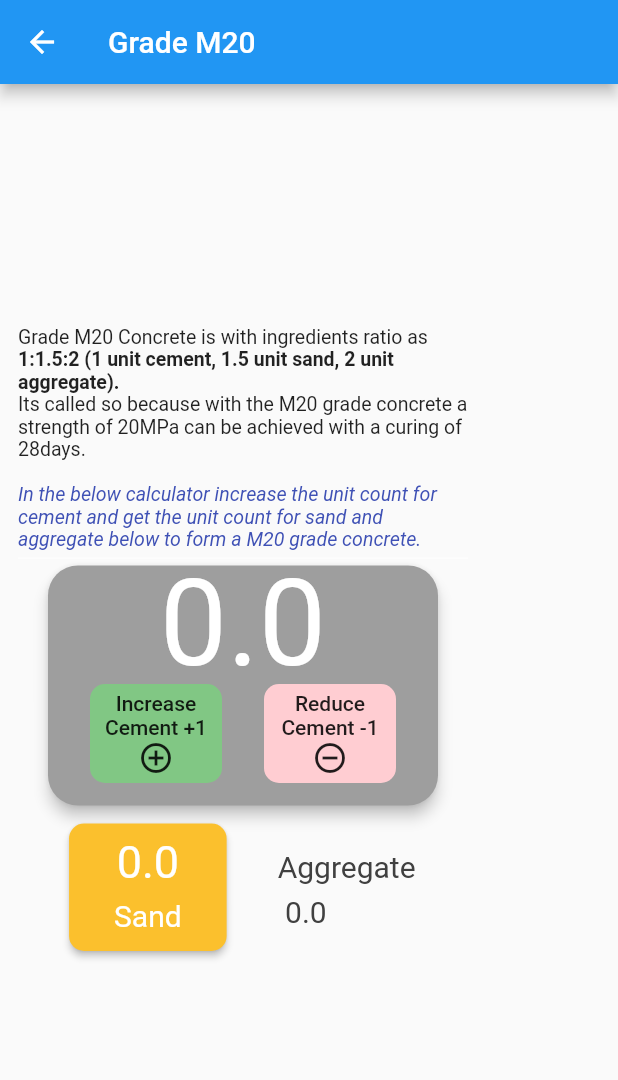
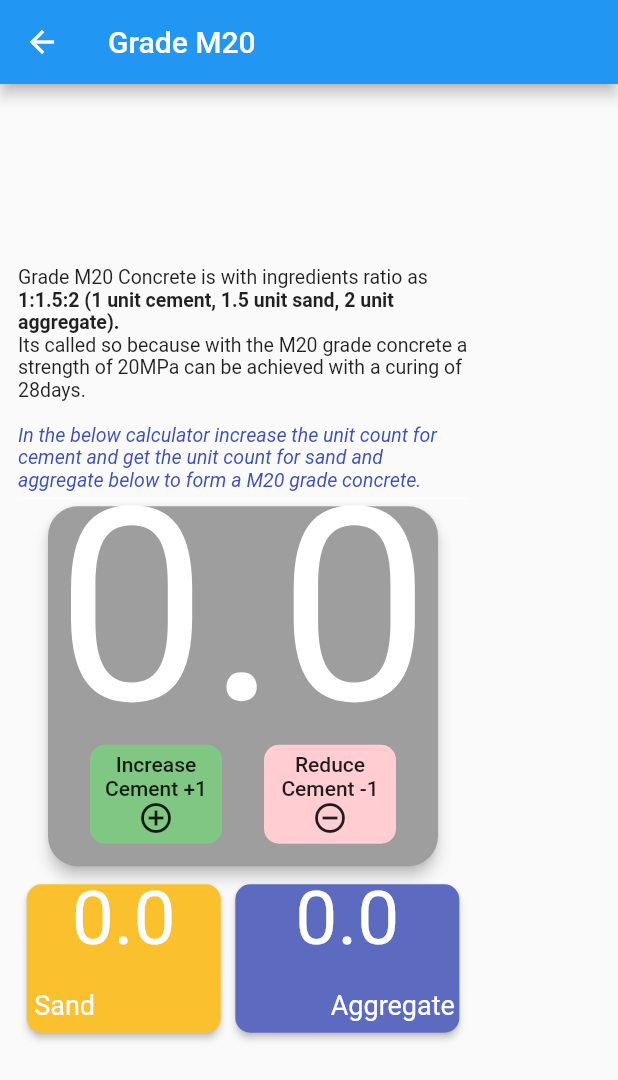
Before and after one commit to mechbullgt/mrconcrete, a Flutter app: the Gradem20 screen opened by its route, on a phone screen of 412 x 824 dp. Shown: the top 1080 px of the screen. Run offline on Flutter 3.47's test engine with Material 2 defaults, Android fonts, the phone set to English and light mode, and no system bars; our stand-ins replace fluttertoast.

```diff
--- a/lib/screens/gradem20.dart
+++ b/lib/screens/gradem20.dart
@@ -196,7 +196,7 @@ class _GradeState extends State<Gradem20> {
     Container firstContainer = new Container(
       padding: const EdgeInsets.fromLTRB(0, 0, 0, 0),
       child: new Text('$_cementCounter',
-          style: TextStyle(height: 0.8, fontSize: 80, color: Colors.white)),
+          style: TextStyle(height: 0.8, fontSize: 180, color: Colors.white)),
     );
 
     Container secondContainer = new Container(
@@ -245,28 +245,53 @@ class _GradeState extends State<Gradem20> {
       mainAxisAlignment: MainAxisAlignment.spaceEvenly,
       children: <Widget>[
         new Card(
-          color: Color.fromRGBO(251, 192, 45,1.0),
-          elevation: 2,
-          shape: RoundedRectangleBorder(borderRadius: BorderRadius.circular(10)),
+            color: Color.fromRGBO(251, 192, 45, 1.0),
+            elevation: 2,
+            shape:
+                RoundedRectangleBorder(borderRadius: BorderRadius.circular(10)),
             child: Padding(
-                padding: EdgeInsets.fromLTRB(30, 0, 30, 10),
-                child: Column(children: <Widget>[
+                padding: EdgeInsets.fromLTRB(0, 0, 0, 0),
+                child: Column(
+                  crossAxisAlignment: CrossAxisAlignment.start,
+                  mainAxisAlignment: MainAxisAlignment.start,
+                  children: <Widget>[
                   new Container(
+                    padding: EdgeInsets.fromLTRB(30, 0, 30, 10),
                       child: Text('$_sandCounter',
                           textAlign: TextAlign.center,
                           style: TextStyle(
-                              height: 1.5, fontSize: 30, color: Colors.white))),
+                              height: 1, fontSize: 50, color: Colors.white))),
                   new Container(
+                    padding: EdgeInsets.fromLTRB(5, 10, 0, 8),
                       child: Text('Sand',
                           textAlign: TextAlign.left,
                           style: TextStyle(
-                              height: 1.5, fontSize: 20, color: Colors.white)))
+                              height: 0, fontSize: 18, color: Colors.white)))
                 ]))),
-        new Text('Aggregate \n $_aggregateCounter',
-            style: TextStyle(
-                height: 1.5,
-                fontSize: 20,
-                color: Color.fromRGBO(64, 64, 64, 100))),
+        new Card(
+            color: Color.fromRGBO(92, 107, 192,1.0),
+            elevation: 2,
+            shape:
+                RoundedRectangleBorder(borderRadius: BorderRadius.circular(10)),
+            child: Padding(
+                padding: EdgeInsets.fromLTRB(0, 0, 0, 0),
+                child: Column(
+                  mainAxisAlignment: MainAxisAlignment.end,
+                  crossAxisAlignment: CrossAxisAlignment.end,
+                  children: <Widget>[
+                  new Container(
+                      padding: EdgeInsets.fromLTRB(40, 0, 40, 10),
+                      child: Text('$_aggregateCounter',
+                          textAlign: TextAlign.center,
+                          style: TextStyle(
+                              height: 1, fontSize: 50, color: Colors.white,))),
+                  new Container(
+                    padding: EdgeInsets.fromLTRB(0,10,3,8),
+                      child: Text('Aggregate',
+                          textAlign: TextAlign.left,
+                          style: TextStyle(
+                              height: 0, fontSize: 18, color: Colors.white,)))
+                ]))),
       ],
     ));
 
@@ -277,9 +302,12 @@ class _GradeState extends State<Gradem20> {
         body: new Container(
             alignment: Alignment.center,
             padding: EdgeInsets.all(0),
-            margin: EdgeInsets.fromLTRB(12, 0, 12, 25),
+            margin: EdgeInsets.fromLTRB(12, 0, 12, 10),
             constraints: BoxConstraints(
-                maxHeight: double.infinity, maxWidth: 300, minHeight: 0, minWidth: 200),
+                maxHeight: double.infinity,
+                maxWidth: 300,
+                minHeight: 0,
+                minWidth: 200),
             child: SingleChildScrollView(
               child: Center(
                 child: Column(
```
